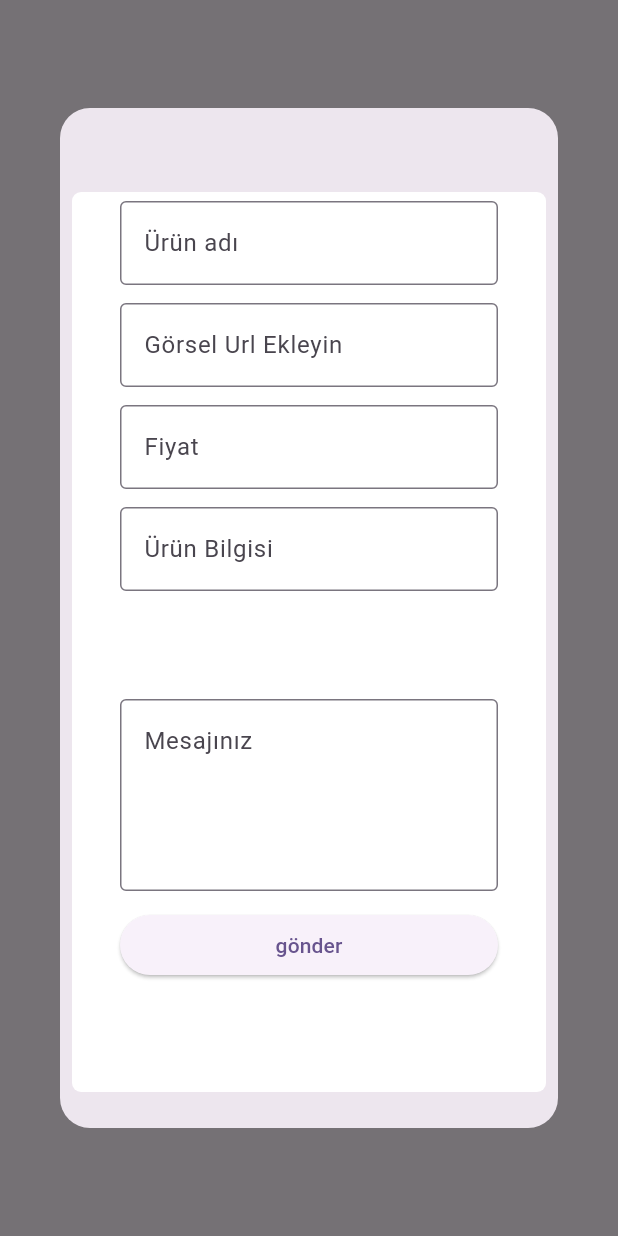
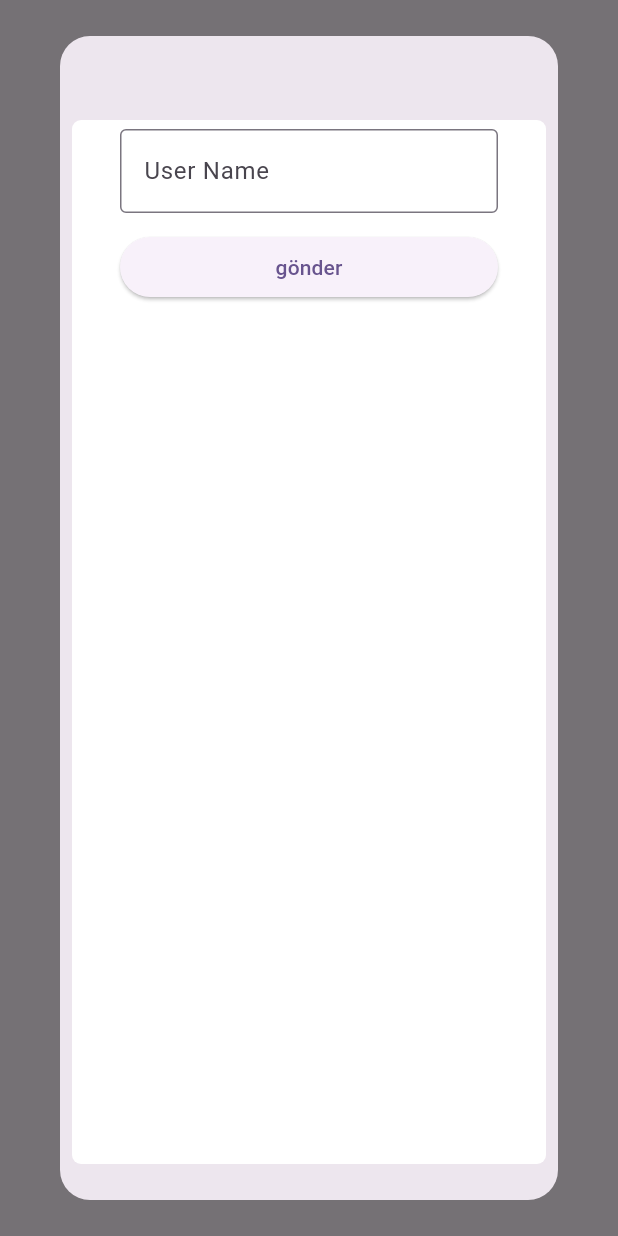
Before and after one commit to Ozberksenn/shopkeeper, a Flutter app: what showModal() shows on an empty page, opened directly, on a phone screen of 412 x 824 dp. Run offline on Flutter 3.47's test engine with Material 2 defaults, Android fonts, the phone set to English and light mode, and no system bars; drawn by our look-alikes of flutter_form_builder; our stand-ins replace carousel_slider, form_builder_validators, get, get_storage; accounts and stored records are empty; network calls fail.

Commit message:
backoffice and backend

```diff
--- a/backoffice/lib/pages/form/form_products.dart
+++ b/backoffice/lib/pages/form/form_products/form_products.dart
@@ -1,13 +1,17 @@
+import 'package:backoffice/pages/form/form_controller.dart';
 import 'package:flutter/material.dart';
 import 'package:flutter_form_builder/flutter_form_builder.dart';
-import '../../widgets/radio_group_buttons.dart';
-import '../../widgets/text_area_field.dart';
-import '../../widgets/text_field.dart';
+import 'package:get/get.dart';
+import '../../../widgets/radio_group_buttons.dart';
+import '../../../widgets/text_area_field.dart';
+import '../../../widgets/text_field.dart';
 
 class FormProductsView extends StatelessWidget {
   FormProductsView({super.key});
 
   final formKey = GlobalKey<FormBuilderState>();
+  final postApiUrl = "newProduct";
+  FormController controller = Get.put(FormController());
 
   @override
   Widget build(BuildContext context) {
@@ -18,16 +22,16 @@ class FormProductsView extends StatelessWidget {
           textField(name: 'product_name', labelName: 'Ürün adı'),
           textField(name: 'product_image', labelName: 'Görsel Url Ekleyin'),
           textField(name: 'product_price', labelName: 'Fiyat'),
-          textField(name: 'product_info', labelName: 'Ürün Bilgisi'),
-          radioGroupButtons(name: 'Menu : '),
           textAreaField(name: 'product_info', hintText: 'Mesajınız'),
+          radioGroupButtons(name: 'menu_id'),
           Padding(
             padding:
                 const EdgeInsets.symmetric(horizontal: 32.0, vertical: 6.0),
             child: ElevatedButton(
                 onPressed: () {
                   formKey.currentState?.saveAndValidate();
-                  print(formKey.currentState?.value.toString());
+                  controller.postForm(
+                      formKey.currentState?.value, formKey, {postApiUrl});
                 },
                 child: const Text('gönder')),
           )
--- /dev/null
+++ b/backoffice/lib/pages/form/form_user/form_user_view.dart
@@ -0,0 +1,33 @@
+import 'package:backoffice/pages/form/form_controller.dart';
+import 'package:flutter/material.dart';
+import 'package:flutter_form_builder/flutter_form_builder.dart';
+import 'package:get/get.dart';
+import '../../../widgets/text_field.dart';
+
+class FormUserView extends StatelessWidget {
+  FormUserView({super.key});
+
+  final formKey = GlobalKey<FormBuilderState>();
+  FormController controller = Get.put(FormController());
+
+  @override
+  Widget build(BuildContext context) {
+    return FormBuilder(
+      key: formKey,
+      child: ListView(
+        children: [
+          textField(name: 'product_name', labelName: 'User Name'),
+          Padding(
+            padding:
+                const EdgeInsets.symmetric(horizontal: 32.0, vertical: 6.0),
+            child: ElevatedButton(
+                onPressed: () {
+                  formKey.currentState?.saveAndValidate();
+                },
+                child: const Text('gönder')),
+          )
+        ],
+      ),
+    );
+  }
+}
--- a/backoffice/lib/pages/home/home.dart
+++ b/backoffice/lib/pages/home/home.dart
@@ -32,16 +32,19 @@ class HomeView extends StatelessWidget {
                                     height: 40,
                                     child: Row(
                                       children: [
-                                        headersButton(btnName: 'Düzenle'),
+                                        headersButton(
+                                            clickId: 1, btnName: 'Düzenle'),
                                         Padding(
                                           padding: const EdgeInsets.symmetric(
                                               horizontal: 8.0),
                                           child: headersButton(
+                                              clickId: 0,
                                               btnName: 'Ekle',
                                               icon: Icons.add,
                                               iconColor: Colors.green),
                                         ),
                                         headersButton(
+                                            clickId: 2,
                                             btnName: 'Sil',
                                             icon: Icons.remove_circle,
                                             iconColor: Colors.red),
--- a/backoffice/lib/pages/home/widgets/show_modal.dart
+++ b/backoffice/lib/pages/home/widgets/show_modal.dart
@@ -1,15 +1,27 @@
+import 'package:backoffice/pages/form/form_menu/form_menu_view.dart';
+import 'package:backoffice/pages/form/form_user/form_user_view.dart';
 import 'package:flutter/material.dart';
 import 'package:get/get.dart';
-import '../../form/form_products.dart';
+import '../../form/form_products/form_products.dart';
+import '../home_controller.dart';
 
 Future<dynamic> showModal() {
+  HomeController controller = Get.find();
+
   return Get.defaultDialog(
       title: '',
-      content: Container(
-        width: Get.width,
-        height: 600,
-        decoration: BoxDecoration(
-            color: Colors.white, borderRadius: BorderRadius.circular(6.0)),
-        child: FormProductsView(),
+      content: Expanded(
+        child: Container(
+            width: Get.width,
+            height: Get.height,
+            decoration: BoxDecoration(
+                color: Colors.white, borderRadius: BorderRadius.circular(6.0)),
+            child: controller.menuId.value == 0
+                ? FormUserView()
+                : controller.menuId.value == 1
+                    ? FormProductsView()
+                    : controller.menuId.value == 2
+                        ? FormMenuView()
+                        : Container()),
       ));
 }
--- a/backoffice/lib/widgets/radio_group_buttons.dart
+++ b/backoffice/lib/widgets/radio_group_buttons.dart
@@ -10,7 +10,7 @@ Widget radioGroupButtons({required String name}) {
       padding: const EdgeInsets.symmetric(horizontal: 32.0, vertical: 6),
       child: FormBuilderRadioGroup(
           decoration: const InputDecoration(border: InputBorder.none),
-          name: 'menu_id',
+          name: name,
           options: controller.menuDataList.map((i) {
             return FormBuilderFieldOption(
               value: i.menuId,
```
Also changed, not shown: backoffice/lib/pages/form/form_controller.dart (added, +79 -0 lines), backoffice/lib/pages/form/form_menu/form_menu_view.dart (added, +81 -0 lines), backoffice/lib/pages/home/widgets/headers_button.dart (+14 -1 lines), 3 other files.
